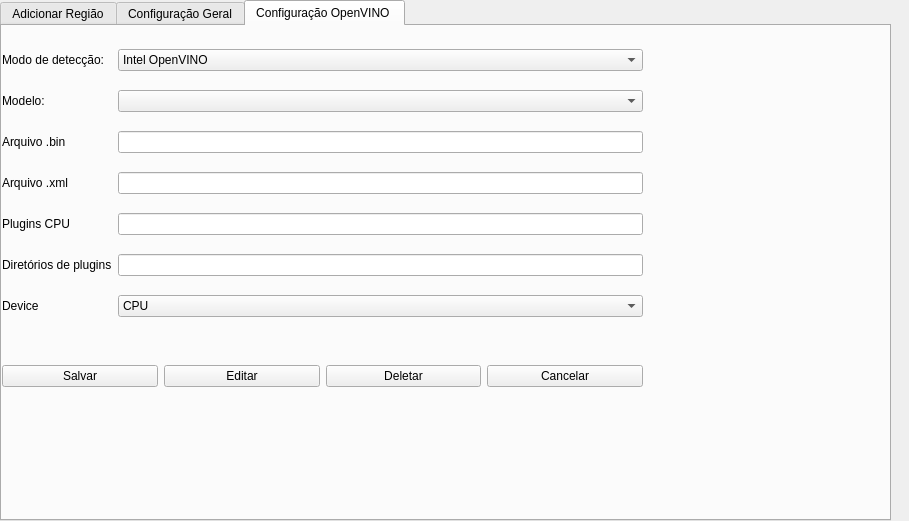
The window that mainForm.ui (noldorj/Personal-Home-Guard) describes before a commit, drawn with Qt 5.
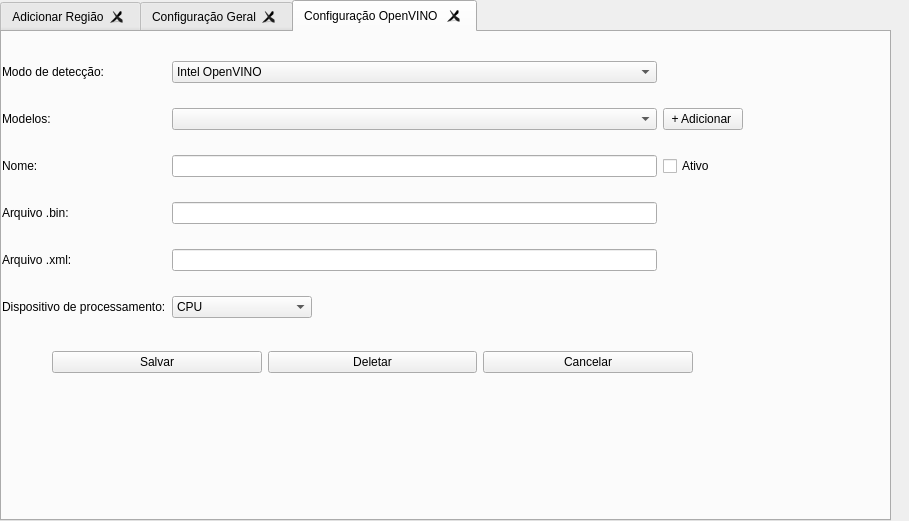
The same window after the commit. The open tabs and pages were chosen to show the change.

Commit message: interfaces Ok

```diff
--- a/mainForm.ui
+++ b/mainForm.ui
@@ -23,7 +23,10 @@
     </rect>
    </property>
    <property name="currentIndex">
-    <number>2</number>
+    <number>1</number>
+   </property>
+   <property name="tabsClosable">
+    <bool>true</bool>
    </property>
    <widget class="QWidget" name="tabRegion">
     <attribute name="title">
@@ -611,7 +614,7 @@
       <rect>
        <x>0</x>
        <y>10</y>
-       <width>641</width>
+       <width>741</width>
        <height>298</height>
       </rect>
      </property>
@@ -619,24 +622,24 @@
       <item row="1" column="0">
        <widget class="QLabel" name="label_28">
         <property name="text">
-         <string>Modelo:</string>
+         <string>Modelos:</string>
         </property>
        </widget>
       </item>
-      <item row="3" column="0">
+      <item row="4" column="0">
        <widget class="QLabel" name="label_24">
         <property name="text">
-         <string>Arquivo .xml</string>
+         <string>Arquivo .xml:</string>
         </property>
        </widget>
       </item>
-      <item row="3" column="2">
-       <widget class="QLineEdit" name="txtXml"/>
+      <item row="4" column="2">
+       <widget class="QLineEdit" name="txtModelXml"/>
       </item>
-      <item row="7" column="0">
+      <item row="6" column="0">
        <widget class="QLabel" name="label_25">
         <property name="text">
-         <string>Device</string>
+         <string>Dispositivo de processamento:</string>
         </property>
        </widget>
       </item>
@@ -654,15 +657,15 @@
         </item>
        </widget>
       </item>
-      <item row="2" column="0">
+      <item row="3" column="0">
        <widget class="QLabel" name="label_23">
         <property name="text">
-         <string>Arquivo .bin</string>
+         <string>Arquivo .bin:</string>
         </property>
        </widget>
       </item>
-      <item row="2" column="2">
-       <widget class="QLineEdit" name="txtBin"/>
+      <item row="3" column="2">
+       <widget class="QLineEdit" name="txtModelBin"/>
       </item>
       <item row="0" column="0">
        <widget class="QLabel" name="label_22">
@@ -671,8 +674,34 @@
         </property>
        </widget>
       </item>
-      <item row="7" column="2">
-       <widget class="QComboBox" name="comboDevices">
+      <item row="2" column="2">
+       <widget class="QLineEdit" name="txtModelName"/>
+      </item>
+      <item row="1" column="2">
+       <widget class="QComboBox" name="comboListModels"/>
+      </item>
+      <item row="2" column="0">
+       <widget class="QLabel" name="label_30">
+        <property name="text">
+         <string>Nome:</string>
+        </property>
+       </widget>
+      </item>
+      <item row="1" column="3">
+       <widget class="QPushButton" name="btnNewModel">
+        <property name="text">
+         <string>+ Adicionar </string>
+        </property>
+       </widget>
+      </item>
+      <item row="6" column="2">
+       <widget class="QComboBox" name="comboListDevices">
+        <property name="sizePolicy">
+         <sizepolicy hsizetype="Fixed" vsizetype="Fixed">
+          <horstretch>0</horstretch>
+          <verstretch>0</verstretch>
+         </sizepolicy>
+        </property>
         <item>
          <property name="text">
           <string>CPU</string>
@@ -690,38 +719,22 @@
         </item>
        </widget>
       </item>
-      <item row="4" column="0">
-       <widget class="QLabel" name="label_26">
+      <item row="2" column="3">
+       <widget class="QCheckBox" name="checkBoxActiveModel">
         <property name="text">
-         <string>Plugins CPU</string>
+         <string>Ativo</string>
         </property>
        </widget>
       </item>
-      <item row="6" column="2">
-       <widget class="QLineEdit" name="txtDirPlugins"/>
-      </item>
-      <item row="6" column="0">
-       <widget class="QLabel" name="label_27">
-        <property name="text">
-         <string>Diretórios de plugins</string>
-        </property>
-       </widget>
-      </item>
-      <item row="1" column="2">
-       <widget class="QComboBox" name="comboModels"/>
-      </item>
-      <item row="4" column="2">
-       <widget class="QLineEdit" name="txtCpuPlugin"/>
-      </item>
      </layout>
     </widget>
     <widget class="QWidget" name="horizontalLayoutWidget_5">
      <property name="geometry">
       <rect>
-       <x>0</x>
+       <x>50</x>
        <y>310</y>
        <width>641</width>
-       <height>80</height>
+       <height>41</height>
       </rect>
      </property>
      <layout class="QHBoxLayout" name="horizontalLayout_6">
@@ -732,13 +745,6 @@
         </property>
        </widget>
       </item>
-      <item>
-       <widget class="QPushButton" name="btnEditOpenVino">
-        <property name="text">
-         <string>Editar</string>
-        </property>
-       </widget>
-      </item>
       <item>
        <widget class="QPushButton" name="btnDeleteOpenVino">
         <property name="text">
```
Left out of the diff: 43 changed lines with no effect on the pictures. The commit also changes 4 other files.
